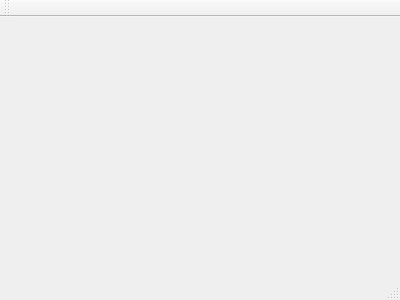
Nicobite/GreyWind, file HostApplication/mainwindow.ui: the form before one commit.
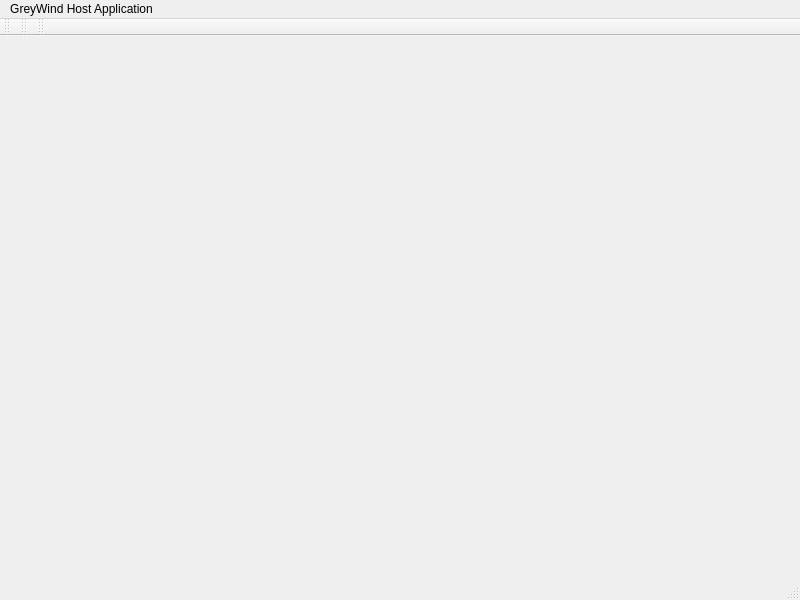
The form after the commit. Custom widgets are drawn as their Qt base class.

Commit message: [HostApp] Friday changes

```diff
--- a/HostApplication/mainwindow.ui
+++ b/HostApplication/mainwindow.ui
@@ -1,24 +1,110 @@
 <ui version="4.0">
  <class>MainWindow</class>
- <widget class="QMainWindow" name="MainWindow" >
-  <property name="geometry" >
+ <widget class="QMainWindow" name="MainWindow">
+  <property name="geometry">
    <rect>
     <x>0</x>
     <y>0</y>
-    <width>400</width>
-    <height>300</height>
+    <width>800</width>
+    <height>600</height>
    </rect>
   </property>
-  <property name="windowTitle" >
+  <property name="minimumSize">
+   <size>
+    <width>800</width>
+    <height>600</height>
+   </size>
+  </property>
+  <property name="maximumSize">
+   <size>
+    <width>800</width>
+    <height>16777215</height>
+   </size>
+  </property>
+  <property name="windowTitle">
    <string>MainWindow</string>
   </property>
-  <widget class="QMenuBar" name="menuBar" />
-  <widget class="QToolBar" name="mainToolBar" />
-  <widget class="QWidget" name="centralWidget" />
-  <widget class="QStatusBar" name="statusBar" />
+  <widget class="QWidget" name="centralWidget">
+   <widget class="VideoView" name="theFrame" native="true">
+    <property name="geometry">
+     <rect>
+      <x>30</x>
+      <y>20</y>
+      <width>640</width>
+      <height>360</height>
+     </rect>
+    </property>
+    <property name="minimumSize">
+     <size>
+      <width>640</width>
+      <height>360</height>
+     </size>
+    </property>
+    <property name="maximumSize">
+     <size>
+      <width>1280</width>
+      <height>720</height>
+     </size>
+    </property>
+   </widget>
+  </widget>
+  <widget class="QStatusBar" name="statusBar"/>
+  <widget class="QToolBar" name="toolBar">
+   <property name="windowTitle">
+    <string>toolBar</string>
+   </property>
+   <attribute name="toolBarArea">
+    <enum>TopToolBarArea</enum>
+   </attribute>
+   <attribute name="toolBarBreak">
+    <bool>false</bool>
+   </attribute>
+  </widget>
+  <widget class="QToolBar" name="mainToolBar">
+   <attribute name="toolBarArea">
+    <enum>TopToolBarArea</enum>
+   </attribute>
+   <attribute name="toolBarBreak">
+    <bool>false</bool>
+   </attribute>
+  </widget>
+  <widget class="QMenuBar" name="menuBar">
+   <property name="geometry">
+    <rect>
+     <x>0</x>
+     <y>0</y>
+     <width>800</width>
+     <height>25</height>
+    </rect>
+   </property>
+   <widget class="QMenu" name="menuGreyWind_Host_Application">
+    <property name="title">
+     <string>GreyWind Host Application</string>
+    </property>
+   </widget>
+   <addaction name="menuGreyWind_Host_Application"/>
+  </widget>
+  <widget class="QToolBar" name="toolBar_2">
+   <property name="windowTitle">
+    <string>toolBar_2</string>
+   </property>
+   <attribute name="toolBarArea">
+    <enum>TopToolBarArea</enum>
+   </attribute>
+   <attribute name="toolBarBreak">
+    <bool>false</bool>
+   </attribute>
+  </widget>
  </widget>
- <layoutDefault spacing="6" margin="11" />
- <pixmapfunction></pixmapfunction>
+ <layoutdefault spacing="6" margin="11"/>
+ <customwidgets>
+  <customwidget>
+   <class>VideoView</class>
+   <extends>QWidget</extends>
+   <header>videoview.h</header>
+   <container>1</container>
+  </customwidget>
+ </customwidgets>
  <resources/>
  <connections/>
 </ui>
```
Left out of the diff: 1 changed line with no effect on the pictures. The commit also changes 15 other files.
